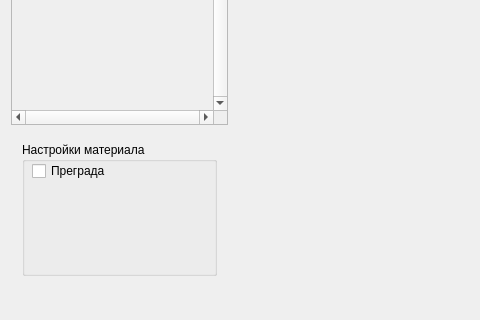
Above: DizzyEditor/cmainwindow.ui from da-nie/Dizzy-Editor- before the change; both pictures show x 0 to 480 and y 234 to 554 of the 679 by 554 pixel window. Below: the same form after it.
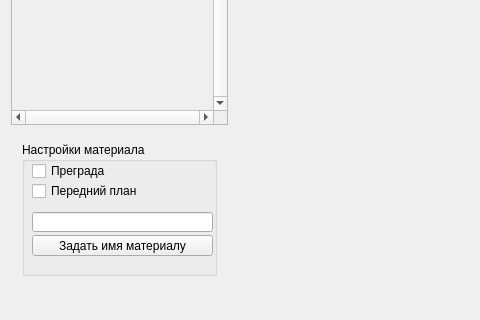
That is the form after the change. Custom widgets are drawn as their Qt base class.

The edit to the form file:
```diff
--- a/DizzyEditor/cmainwindow.ui
+++ b/DizzyEditor/cmainwindow.ui
@@ -41,6 +41,42 @@
              <string>Преграда</string>
             </property>
            </widget>
+           <widget class="QCheckBox" name="cCheckBox_Matherial_FirstPlane">
+            <property name="geometry">
+             <rect>
+              <x>10</x>
+              <y>40</y>
+              <width>181</width>
+              <height>18</height>
+             </rect>
+            </property>
+            <property name="text">
+             <string>Передний план</string>
+            </property>
+           </widget>
+           <widget class="QLineEdit" name="cLineEdit_PartName">
+            <property name="geometry">
+             <rect>
+              <x>10</x>
+              <y>70</y>
+              <width>181</width>
+              <height>20</height>
+             </rect>
+            </property>
+           </widget>
+           <widget class="QPushButton" name="cPushButton_SetPartName">
+            <property name="geometry">
+             <rect>
+              <x>10</x>
+              <y>93</y>
+              <width>181</width>
+              <height>21</height>
+             </rect>
+            </property>
+            <property name="text">
+             <string>Задать имя материалу</string>
+            </property>
+           </widget>
           </widget>
          </item>
         </layout>
```
